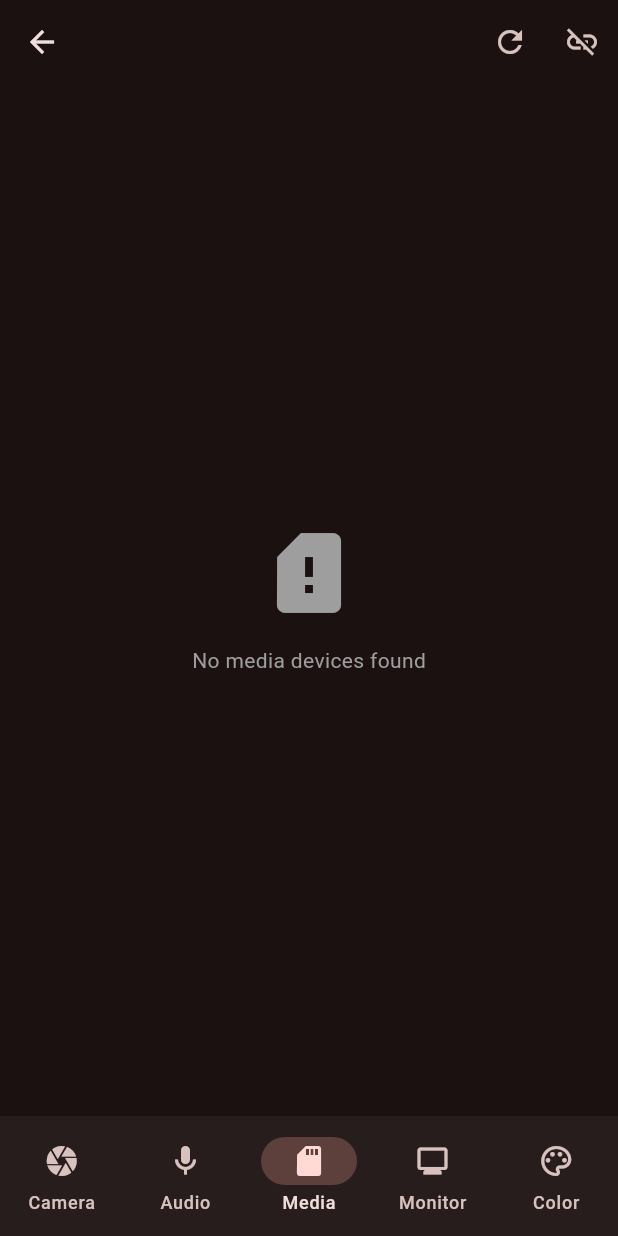
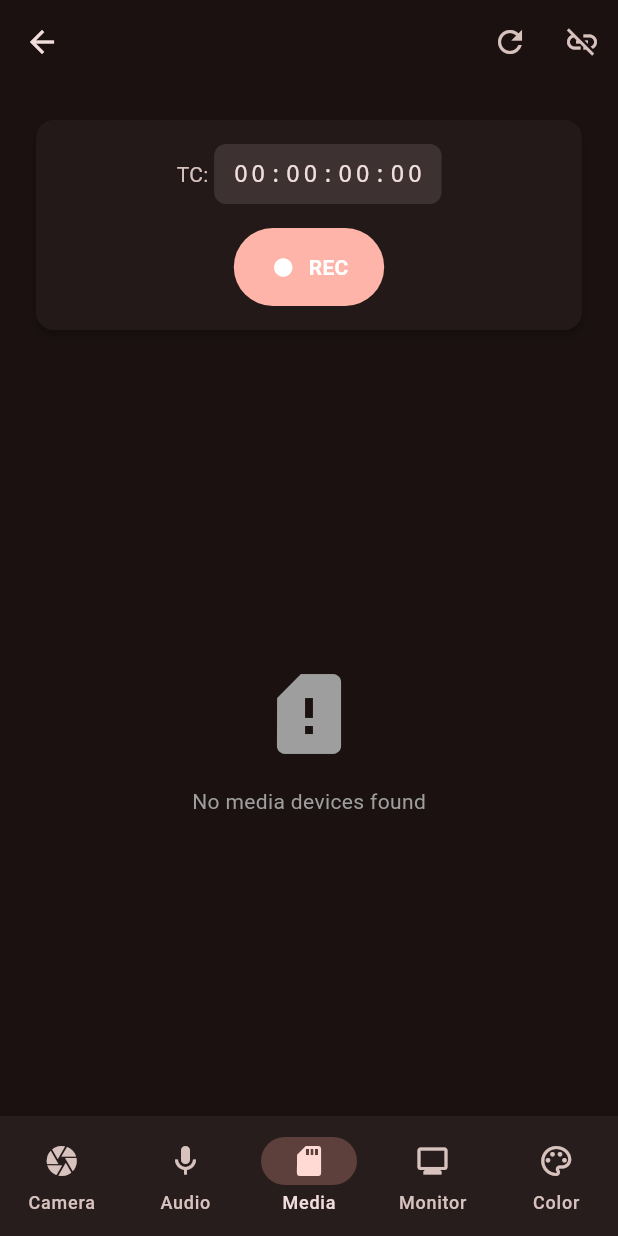
Before and after one commit to koorchik/blackmagic_camera_control, a Flutter app: the MainScreen screen opened directly, item 3 of the bottom bar chosen, on a phone screen of 412 x 824 dp. Run offline on Flutter 3.47's test engine with Material 3 defaults, Android fonts, the phone set to English and light mode, and no system bars; our stand-ins replace shared_preferences; accounts and stored records are empty.

Commit message:
Show camera metadata in header. Move recording to media tab

```diff
--- a/lib/providers/camera_connection_provider.dart
+++ b/lib/providers/camera_connection_provider.dart
@@ -30,6 +30,11 @@ class CameraConnectionProvider extends ChangeNotifier {
   String _errorMessage = '';
   CameraService? _cameraService;
 
+  // Camera info
+  String? _cameraModel;
+  String? _cameraDeviceName;
+  String? _softwareVersion;
+
   // Discovery state
   DiscoveryStatus _discoveryStatus = DiscoveryStatus.idle;
   List<DiscoveredCamera> _discoveredCameras = [];
@@ -43,6 +48,19 @@ class CameraConnectionProvider extends ChangeNotifier {
   String get errorMessage => _errorMessage;
   CameraService? get cameraService => _cameraService;
   bool get isConnected => _status == ConnectionStatus.connected;
+
+  // Camera info getters
+  String? get cameraModel => _cameraModel;
+  String? get cameraDeviceName => _cameraDeviceName;
+  String? get softwareVersion => _softwareVersion;
+
+  /// Display name for the camera (model or host)
+  String get cameraDisplayName {
+    if (_cameraModel != null && _cameraModel!.isNotEmpty) {
+      return _cameraModel!;
+    }
+    return _cameraHost;
+  }
 
   // Discovery getters
   DiscoveryStatus get discoveryStatus => _discoveryStatus;
@@ -82,6 +100,9 @@ class CameraConnectionProvider extends ChangeNotifier {
         await _cameraService!.connectWebSocket();
         _status = ConnectionStatus.connected;
 
+        // Fetch camera info (model, device name)
+        await _fetchCameraInfo();
+
         // Save hostname for next time
         final prefs = await SharedPreferences.getInstance();
         await prefs.setString(PrefsKeys.lastCameraIp, host);
@@ -109,7 +130,29 @@ class CameraConnectionProvider extends ChangeNotifier {
     _status = ConnectionStatus.disconnected;
     _resolvedIp = '';
     _errorMessage = '';
+    _cameraModel = null;
+    _cameraDeviceName = null;
+    _softwareVersion = null;
     notifyListeners();
+  }
+
+  /// Fetch camera info from the system/product endpoint
+  Future<void> _fetchCameraInfo() async {
+    if (_cameraService == null) return;
+    try {
+      final info = await _cameraService!.getSystemInfo();
+      debugPrint('Camera system info: $info');
+      // Try various field names the API might use
+      _cameraModel = info['productName'] as String? ??
+          info['model'] as String? ??
+          info['product'] as String? ??
+          info['name'] as String?;
+      _cameraDeviceName = info['deviceName'] as String?;
+      _softwareVersion = info['softwareVersion'] as String?;
+    } catch (e) {
+      debugPrint('Failed to fetch camera info: $e');
+      // Ignore errors - camera info is optional
+    }
   }
 
   void _setError(String message) {
--- a/lib/screens/main_screen.dart
+++ b/lib/screens/main_screen.dart
@@ -46,7 +46,25 @@ class _MainScreenState extends State<MainScreen> {
 
     return Scaffold(
       appBar: AppBar(
-        title: Text(connection.cameraIp),
+        title: Column(
+          crossAxisAlignment: CrossAxisAlignment.start,
+          children: [
+            Text(
+              connection.softwareVersion != null
+                  ? '${connection.cameraDisplayName} (v${connection.softwareVersion})'
+                  : connection.cameraDisplayName,
+              style: const TextStyle(fontSize: 16),
+            ),
+            if (connection.cameraModel != null)
+              Text(
+                connection.cameraIp,
+                style: TextStyle(
+                  fontSize: 12,
+                  color: Theme.of(context).colorScheme.onSurface.withAlpha(179),
+                ),
+              ),
+          ],
+        ),
         actions: [
           if (cameraState.isLoading)
             const Padding(
--- a/lib/screens/media_screen.dart
+++ b/lib/screens/media_screen.dart
@@ -2,6 +2,8 @@ import 'package:flutter/material.dart';
 import 'package:provider/provider.dart';
 import '../providers/camera_state_provider.dart';
 import '../widgets/media/media_device_card.dart';
+import '../widgets/transport/record_button.dart';
+import '../widgets/transport/timecode_display.dart';
 
 class MediaScreen extends StatefulWidget {
   const MediaScreen({super.key});
@@ -24,8 +26,28 @@ class _MediaScreenState extends State<MediaScreen> {
     final cameraState = context.watch<CameraStateProvider>();
     final media = cameraState.media;
 
-    if (media.devices.isEmpty) {
-      return const Center(
+    return Column(
+      children: [
+        // Recording controls at the top
+        const Padding(
+          padding: EdgeInsets.all(16),
+          child: Card(
+            child: Padding(
+              padding: EdgeInsets.all(16),
+              child: Column(
+                children: [
+                  TimecodeDisplay(),
+                  SizedBox(height: 16),
+                  RecordButton(),
+                ],
+              ),
+            ),
+          ),
+        ),
+        // Media devices list
+        Expanded(
+          child: media.devices.isEmpty
+              ? const Center(
                   child: Column(
                     mainAxisAlignment: MainAxisAlignment.center,
                     children: [
@@ -37,11 +59,9 @@ class _MediaScreenState extends State<MediaScreen> {
                       ),
                     ],
                   ),
-      );
-    }
-
-    return ListView.builder(
-      padding: const EdgeInsets.all(16),
+                )
+              : ListView.builder(
+                  padding: const EdgeInsets.symmetric(horizontal: 16),
                   itemCount: media.devices.length,
                   itemBuilder: (context, index) {
                     final device = media.devices[index];
@@ -51,6 +71,9 @@ class _MediaScreenState extends State<MediaScreen> {
                           media.formatDeviceName == device.deviceName,
                     );
                   },
+                ),
+        ),
+      ],
     );
   }
 }
--- a/lib/services/camera_service.dart
+++ b/lib/services/camera_service.dart
@@ -551,6 +551,11 @@ class CameraService {
     );
   }
 
+  // ========== SYSTEM INFO ==========
+
+  /// Get system/product info (model name, etc.)
+  Future<Map<String, dynamic>> getSystemInfo() => _apiClient.getSystemInfo();
+
   // ========== CAPABILITIES DISCOVERY ==========
 
   /// Fetch camera capabilities (supported ISOs, shutter speeds, etc.)
```
Also changed, not shown: lib/screens/control_screen.dart (+4 -25 lines), lib/services/camera_api_client.dart (+12 -0 lines). Lines whose indentation alone changed are shown as unchanged.
